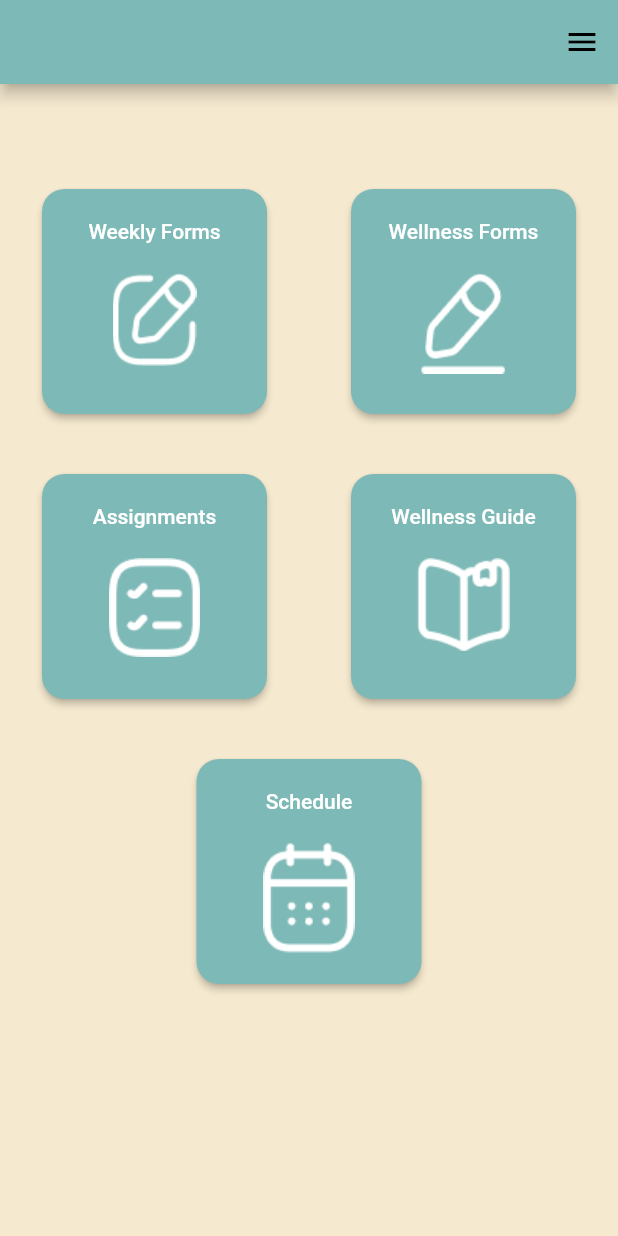
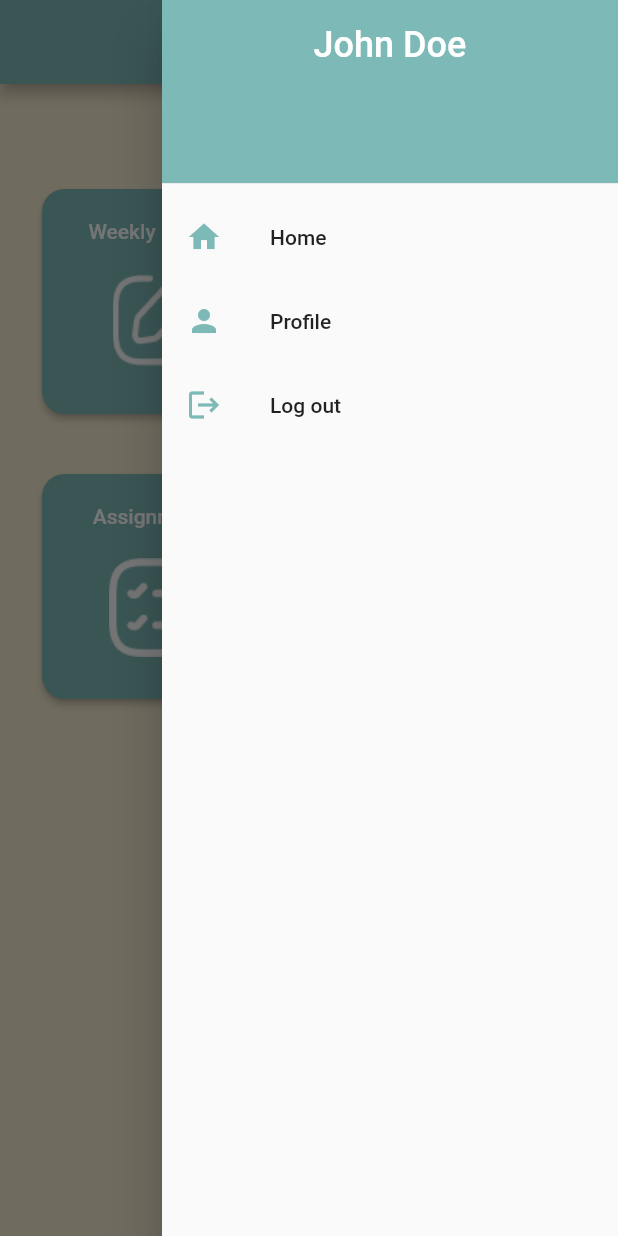
Before and after one commit to paulotrevor10/lunan, a Flutter app: the Dashboard screen opened directly, with the side drawer open (before the commit the screen has no drawer), on a phone screen of 412 x 824 dp. Run offline on Flutter 3.47's test engine with Material 2 defaults, Android fonts, the phone set to English and light mode, and no system bars; our stand-ins replace pin_code_fields.

Commit message:
added menu list

```diff
--- a/lib/ForgotPassword/reset_password_phone_number.dart
+++ b/lib/ForgotPassword/reset_password_phone_number.dart
@@ -106,6 +106,7 @@ class ResetPasswordPhoneNumber extends StatelessWidget {
               ),
             ],
           ),
-        ));
+        )
+        );
   }
 }
--- a/lib/HomePage/dashboard.dart
+++ b/lib/HomePage/dashboard.dart
@@ -1,4 +1,8 @@
 import 'package:flutter/material.dart';
+import 'package:lunan/HomePage/weekly_forms.dart';
+import 'package:lunan/MenuList/menulist.dart';
+import 'package:lunan/ProfileSetting/profile.dart';
+import 'package:lunan/SignIn/log_in.dart';
 
 class Dashboard extends StatelessWidget {
   const Dashboard({super.key});
@@ -10,15 +14,10 @@ class Dashboard extends StatelessWidget {
       appBar: AppBar(
         automaticallyImplyLeading: false,
         backgroundColor: const Color(0xff7DB9B6),
-          actions: [
-            IconButton(
-              color: Colors.black,
-              icon: const Icon(Icons.menu),
-              onPressed: () {
-                // Handle menu button press
-              },
       ),
-          ],
+      // Add the drawer for the menu
+      endDrawer: Drawer(
+        child: MenuList(),
       ),
       body: SingleChildScrollView(
           child: Center(
@@ -31,7 +30,14 @@ class Dashboard extends StatelessWidget {
                 width: 150,
                 height: 150,
                 child: ElevatedButton(
-                      onPressed: () {},
+                    onPressed: () {
+                       Navigator.push(
+                        context,
+                        MaterialPageRoute(
+                            builder: (context) => const WeeklyForms()),
+                      );
+
+                    },
                     style: ElevatedButton.styleFrom(
                       backgroundColor: const Color(0xff7DB9B6),
                       shape: RoundedRectangleBorder(
@@ -54,7 +60,9 @@ class Dashboard extends StatelessWidget {
                 width: 150,
                 height: 150,
                 child: ElevatedButton(
-                      onPressed: () {},
+                    onPressed: () {
+
+                    },
                     style: ElevatedButton.styleFrom(
                       backgroundColor: const Color(0xff7DB9B6),
                       shape: RoundedRectangleBorder(
@@ -154,6 +162,13 @@ class Dashboard extends StatelessWidget {
             ],
           )
         ]),
-        )));
+      )),
+
+      floatingActionButton: FloatingActionButton(
+        backgroundColor: const Color(0xff7DB9B6),
+        onPressed: () {},
+        child: const Icon(Icons.messenger),
+      ),
+    );
   }
 }
--- /dev/null
+++ b/lib/MenuList/menulist.dart
@@ -0,0 +1,75 @@
+import 'package:flutter/material.dart';
+import 'package:lunan/HomePage/dashboard.dart';
+import 'package:lunan/ProfileSetting/profile.dart';
+import 'package:lunan/SignIn/log_in.dart';
+
+class MenuList extends StatelessWidget {
+  @override
+  Widget build(BuildContext context) {
+    return ListView(
+      padding: EdgeInsets.zero,
+      children: <Widget>[
+        Container(
+          constraints: const BoxConstraints(
+            minHeight: 100, // Set the minimum height
+            maxHeight: 130, // Set the maximum height
+          ),
+          child: const DrawerHeader(
+            decoration: BoxDecoration(
+              color: Color(0xff7DB9B6),
+            ),
+            child: Text(
+              'John Doe',
+              textAlign: TextAlign.center,
+              style: TextStyle(
+                color: Colors.white,
+                fontSize: 24,
+              ),
+            ),
+          ),
+        ),
+        ListTile(
+          leading: const Icon(
+            Icons.home,
+            color: Color(0xff7DB9B6),
+          ),
+          title: const Text('Home'),
+          onTap: () {
+            Navigator.push(
+              context,
+              MaterialPageRoute(builder: (context) => const Dashboard()),
+            );
+          },
+        ),
+        ListTile(
+          leading: const Icon(
+            Icons.person,
+            color: Color(0xff7DB9B6),
+          ),
+          title: const Text('Profile'),
+          onTap: () {
+            Navigator.push(
+              context,
+              MaterialPageRoute(builder: (context) => const ProfileSetting()),
+            );
+          },
+        ),
+
+        ListTile(
+          leading: const Icon(
+            Icons.logout,
+            color: Color(0xff7DB9B6),
+          ),
+          title: const Text('Log out'),
+          onTap: () {
+            Navigator.push(
+              context,
+              MaterialPageRoute(builder: (context) => const LoginPage()),
+            );
+          },
+        ),
+        // Add more list items as needed
+      ],
+    );
+  }
+}
```
Also changed, not shown: lib/HomePage/dashboard_modal.dart (+1 -9 lines), lib/HomePage/weekly_forms.dart (added, +26 -0 lines), lib/ProfileSetting/profile.dart (added, +181 -0 lines). Lines whose indentation alone changed are shown as unchanged.
